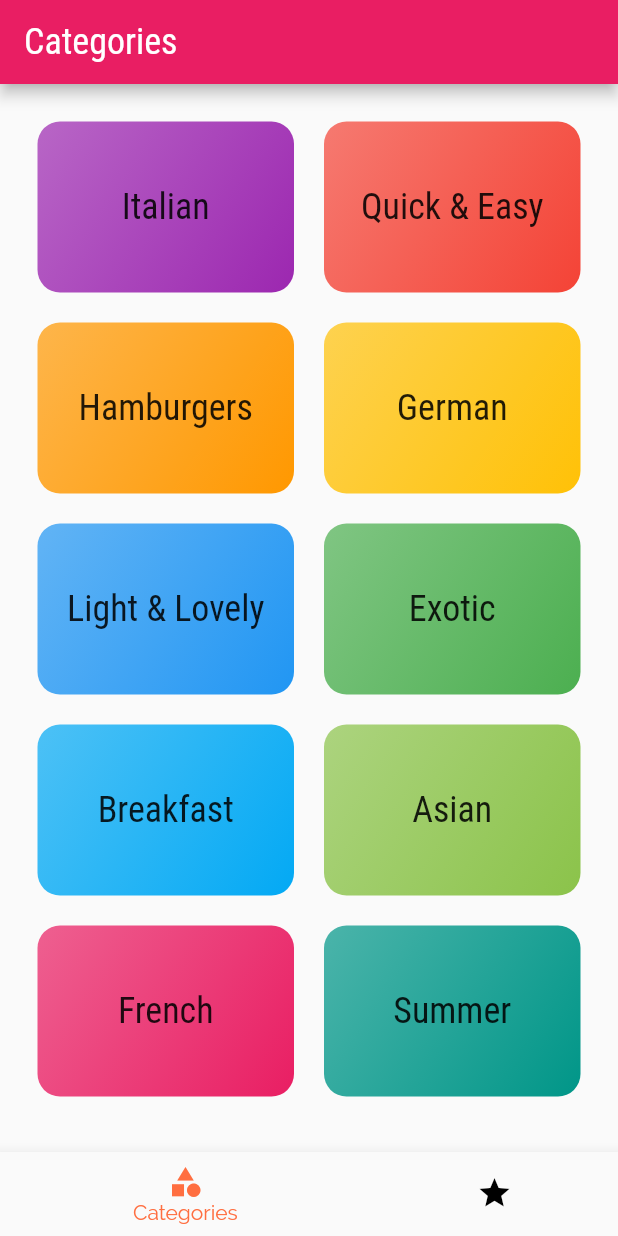
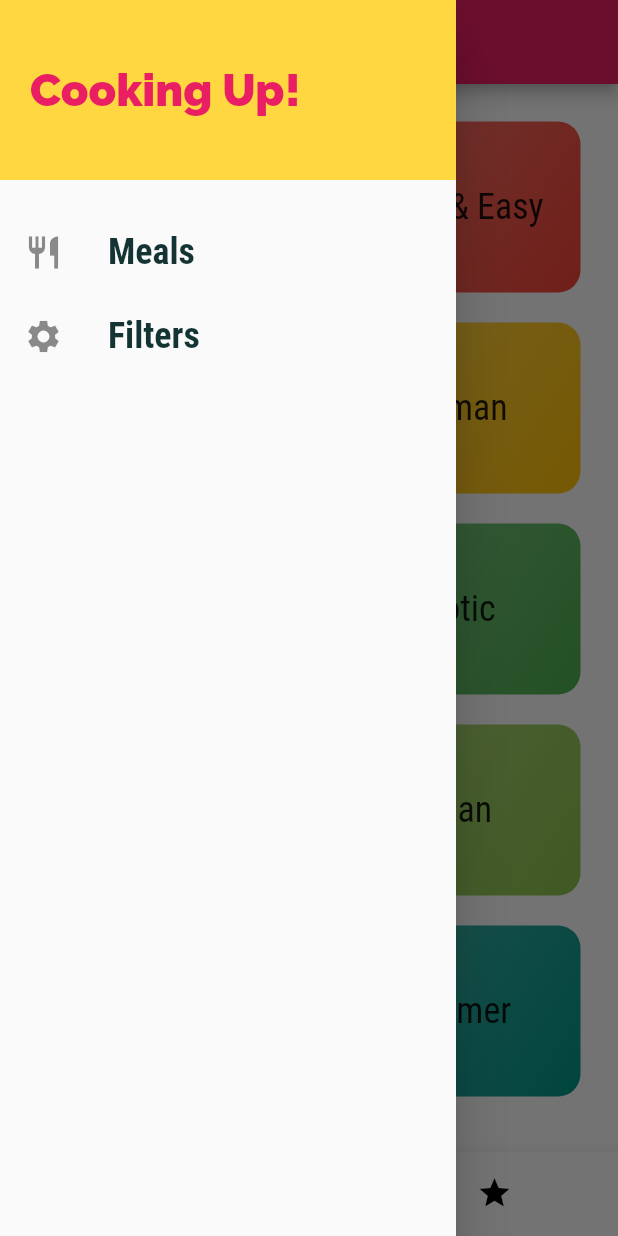
Before and after one commit to ShyamSundhar1411/Food-App-Flutter, a Flutter app: the screen it shows after launch, with the side drawer open (before the commit the screen has no drawer), on a phone screen of 412 x 824 dp. Run offline on Flutter 3.47's test engine with Material 2 defaults, Android fonts, the phone set to English and light mode, and no system bars.

Commit message:
Some Bug

```diff
--- a/lib/main.dart
+++ b/lib/main.dart
@@ -3,6 +3,7 @@ import '../screens/tabs_screen.dart';
 import '../screens/meal_detail_screen.dart';
 import "../screens/categories_screen.dart";
 import "../screens/category_detail_screen.dart";
+import '../screens/filter_screen.dart';
 
 void main() {
   runApp(MyApp());
@@ -15,7 +16,7 @@ class MyApp extends StatelessWidget {
       title: "DeliMeals",
       theme: ThemeData(
           primarySwatch: Colors.pink,
-          accentColor: Colors.deepOrangeAccent,
+          accentColor: Colors.amberAccent,
           fontFamily: 'Raleway',
           textTheme: ThemeData.light().textTheme.copyWith(
               bodyText1: TextStyle(color: Color.fromRGBO(20, 51, 51, 1)),
@@ -29,6 +30,7 @@ class MyApp extends StatelessWidget {
         '/': (ctx) => TabScreen(),
         CategoryDetailScreen.routeName: ((ctx) => CategoryDetailScreen()),
         MetailDetailScreen.routeName: (ctx) => MetailDetailScreen(),
+        FilterScreen.routeName: (ctx)=>FilterScreen(),
       },
       onGenerateRoute: (settings) {
         print(settings.arguments);
--- a/lib/models/meal.dart
+++ b/lib/models/meal.dart
@@ -40,6 +40,5 @@ class Meal {
     @required this.isLactoseFree,
     @required this.isVegan,
     @required this.isVegetarian,
-
   });
 }
--- a/lib/screens/tabs_screen.dart
+++ b/lib/screens/tabs_screen.dart
@@ -1,4 +1,5 @@
 import 'package:flutter/material.dart';
+import '../widgets/drawer.dart';
 import './favorites_screen.dart';
 import './categories_screen.dart';
 
@@ -28,6 +29,7 @@ class _TabScreenState extends State<TabScreen> {
             title: _pages[_selectedPageIndex]['title'],
           ),
           body: _pages[_selectedPageIndex]['page'],
+          drawer: DrawerWidget(),
           bottomNavigationBar: BottomNavigationBar(
               onTap: _selectPage,
               backgroundColor: Theme.of(context).primaryColor,
--- /dev/null
+++ b/lib/widgets/drawer.dart
@@ -0,0 +1,34 @@
+import 'package:flutter/material.dart';
+import '../screens/filter_screen.dart';
+import './drawer_tile.dart';
+
+class DrawerWidget extends StatelessWidget {
+  @override
+  Widget build(BuildContext context) {
+    return Drawer(
+        child: Column(
+      children: <Widget>[
+        Container(
+          height: 120,
+          width: double.infinity,
+          padding: EdgeInsets.all(20),
+          alignment: Alignment.centerLeft,
+          color: Theme.of(context).accentColor,
+          child: Text('Cooking Up!',
+              style: TextStyle(
+                fontWeight: FontWeight.w900,
+                fontSize: 30,
+                color: Theme.of(context).primaryColor,
+              )),
+        ),
+        SizedBox(height: 20),
+        DrawerTileWidget('Meals', Icons.restaurant, () {
+          Navigator.of(context).pushReplacementNamed('/');
+        }),
+        DrawerTileWidget('Filters', Icons.settings, () {
+          Navigator.of(context).pushReplacementNamed(FilterScreen.routeName);
+        }),
+      ],
+    ));
+  }
+}
--- /dev/null
+++ b/lib/widgets/drawer_tile.dart
@@ -0,0 +1,24 @@
+import 'package:flutter/src/foundation/key.dart';
+import 'package:flutter/src/widgets/framework.dart';
+
+import 'package:flutter/material.dart';
+
+class DrawerTileWidget extends StatelessWidget {
+  final String toDisplay;
+  final IconData icon;
+  final Function onTapHandler;
+  DrawerTileWidget(this.toDisplay, this.icon,this.onTapHandler);
+  @override
+  Widget build(BuildContext context) {
+    return ListTile(
+      leading: Icon(icon, size: 26),
+      title: Text('${toDisplay}',
+          style: TextStyle(
+            fontFamily: 'RobotoCondensed',
+            fontSize: 24,
+            fontWeight: FontWeight.bold,
+          )),
+      onTap: onTapHandler,
+    );
+  }
+}
```
Also changed, not shown: lib/screens/category_detail_screen.dart (+32 -11 lines), lib/screens/filter_screen.dart (added, +15 -0 lines), lib/screens/meal_detail_screen.dart (+19 -9 lines), lib/widgets/mealListDisplayWidget.dart (+8 -3 lines).
